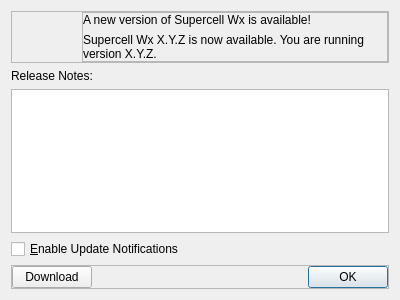
Qt form scwx-qt/source/scwx/qt/ui/update_dialog.ui (dpaulat/supercell-wx) before a commit.
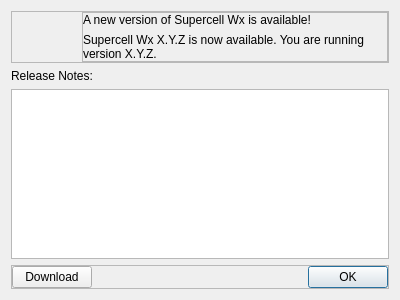
The same form after that commit. Icons and pictures are not drawn.

Commit message:
Remove "Enable Update Notifications" setting from Update Dialog
This is a desirable feature, but the SettingsInterface class needs work to support multiple edit widgets.

What changed in the file:
```diff
--- a/scwx-qt/source/scwx/qt/ui/update_dialog.ui
+++ b/scwx-qt/source/scwx/qt/ui/update_dialog.ui
@@ -111,13 +111,6 @@
    <item>
     <widget class="QTextBrowser" name="releaseNotesText"/>
    </item>
-   <item>
-    <widget class="QCheckBox" name="enableUpdatesCheckBox">
-     <property name="text">
-      <string>&amp;Enable Update Notifications</string>
-     </property>
-    </widget>
-   </item>
    <item>
     <widget class="QFrame" name="bottomFrame">
      <property name="frameShape">
```
